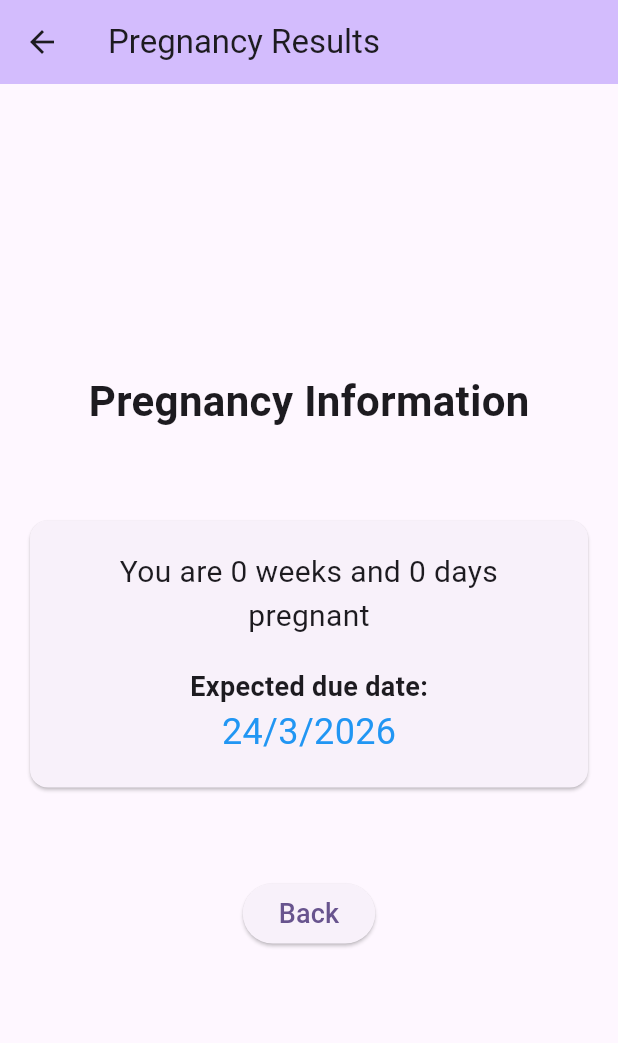
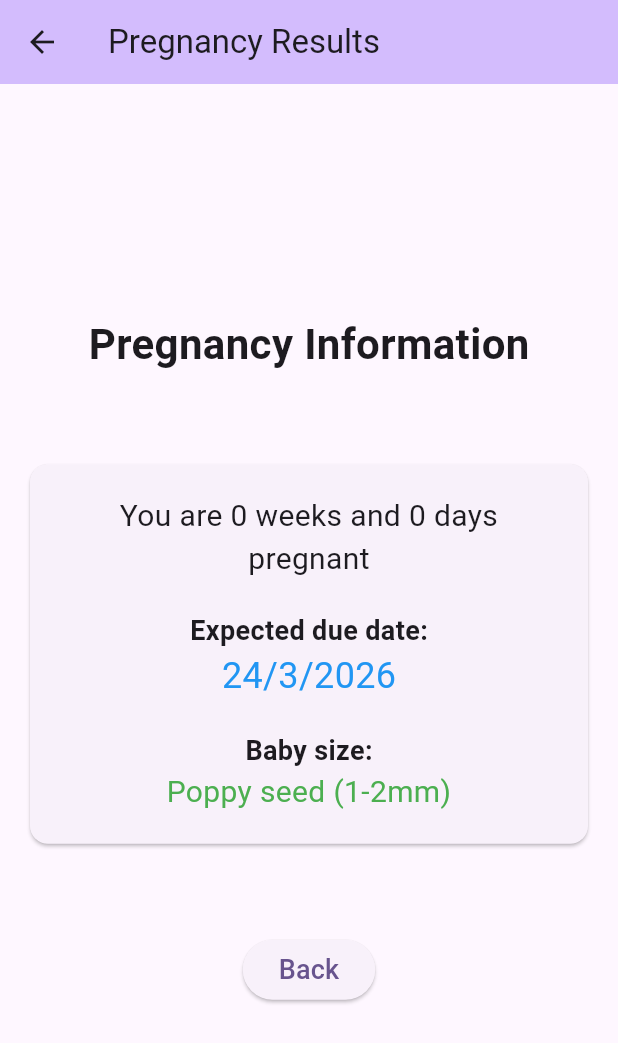
Before and after one commit to matheusdelvalle/AIFluttertest, a Flutter app: the ResultsPage screen opened directly with empty values, on a phone screen of 412 x 824 dp. Shown: the top 1043 px of the screen. Run offline on Flutter 3.47's test engine with Material 3 defaults, Android fonts, the phone set to English and light mode, and no system bars.

Commit message:
Add estimated baby size information to pregnancy results
- Add _getBabySize() method with comprehensive size comparisons from 4-40+ weeks
- Display baby size alongside existing pregnancy weeks and due date
- Use green text styling to distinguish baby size information
- Maintain all existing functionality and navigation
- Baby sizes range from 'Poppy seed (1-2mm)' to 'Watermelon (41.9cm)'
- Tested complete user flow with baby size displaying correctly

Co-Authored-By: Matheus Del Valle <matheusdelvalle.mdv@gmail.com>

```diff
--- a/lib/main.dart
+++ b/lib/main.dart
@@ -101,6 +101,47 @@ class ResultsPage extends StatelessWidget {
 
   const ResultsPage({super.key, required this.lastPeriodDate});
 
+  String _getBabySize(int weeks) {
+    if (weeks < 4) return "Poppy seed (1-2mm)";
+    if (weeks < 5) return "Sesame seed (2-3mm)";
+    if (weeks < 6) return "Lentil (4-5mm)";
+    if (weeks < 7) return "Blueberry (7-9mm)";
+    if (weeks < 8) return "Kidney bean (1.6cm)";
+    if (weeks < 9) return "Grape (2.3cm)";
+    if (weeks < 10) return "Cherry (2.5cm)";
+    if (weeks < 11) return "Strawberry (3.1cm)";
+    if (weeks < 12) return "Lime (4.1cm)";
+    if (weeks < 13) return "Peach (5.4cm)";
+    if (weeks < 14) return "Lemon (7.4cm)";
+    if (weeks < 15) return "Apple (8.7cm)";
+    if (weeks < 16) return "Avocado (10.1cm)";
+    if (weeks < 17) return "Turnip (11.6cm)";
+    if (weeks < 18) return "Bell pepper (12.5cm)";
+    if (weeks < 19) return "Tomato (14.2cm)";
+    if (weeks < 20) return "Banana (15.3cm)";
+    if (weeks < 21) return "Carrot (16.4cm)";
+    if (weeks < 22) return "Spaghetti squash (17.2cm)";
+    if (weeks < 23) return "Large mango (19.0cm)";
+    if (weeks < 24) return "Corn (20.3cm)";
+    if (weeks < 25) return "Rutabaga (21.8cm)";
+    if (weeks < 26) return "Scallion (23.0cm)";
+    if (weeks < 27) return "Cauliflower (24.0cm)";
+    if (weeks < 28) return "Eggplant (25.4cm)";
+    if (weeks < 29) return "Butternut squash (26.7cm)";
+    if (weeks < 30) return "Cabbage (27.9cm)";
+    if (weeks < 31) return "Coconut (29.2cm)";
+    if (weeks < 32) return "Jicama (30.5cm)";
+    if (weeks < 33) return "Pineapple (31.8cm)";
+    if (weeks < 34) return "Cantaloupe (33.0cm)";
+    if (weeks < 35) return "Honeydew melon (34.3cm)";
+    if (weeks < 36) return "Romaine lettuce (35.6cm)";
+    if (weeks < 37) return "Swiss chard (36.8cm)";
+    if (weeks < 38) return "Leek (38.1cm)";
+    if (weeks < 39) return "Mini watermelon (39.4cm)";
+    if (weeks < 40) return "Pumpkin (40.6cm)";
+    return "Watermelon (41.9cm)";
+  }
+
   @override
   Widget build(BuildContext context) {
     final DateTime now = DateTime.now();
@@ -108,6 +149,7 @@ class ResultsPage extends StatelessWidget {
     final int weeks = daysSinceLastPeriod ~/ 7;
     final int days = daysSinceLastPeriod % 7;
     final DateTime expectedDueDate = lastPeriodDate.add(const Duration(days: 280));
+    final String babySize = _getBabySize(weeks);
 
     return Scaffold(
       appBar: AppBar(
@@ -143,6 +185,16 @@ class ResultsPage extends StatelessWidget {
                       '${expectedDueDate.day}/${expectedDueDate.month}/${expectedDueDate.year}',
                       style: const TextStyle(fontSize: 24, color: Colors.blue),
                     ),
+                    const SizedBox(height: 20),
+                    const Text(
+                      'Baby size:',
+                      style: TextStyle(fontSize: 18, fontWeight: FontWeight.bold),
+                    ),
+                    Text(
+                      babySize,
+                      style: const TextStyle(fontSize: 20, color: Colors.green),
+                      textAlign: TextAlign.center,
+                    ),
                   ],
                 ),
               ),
```
